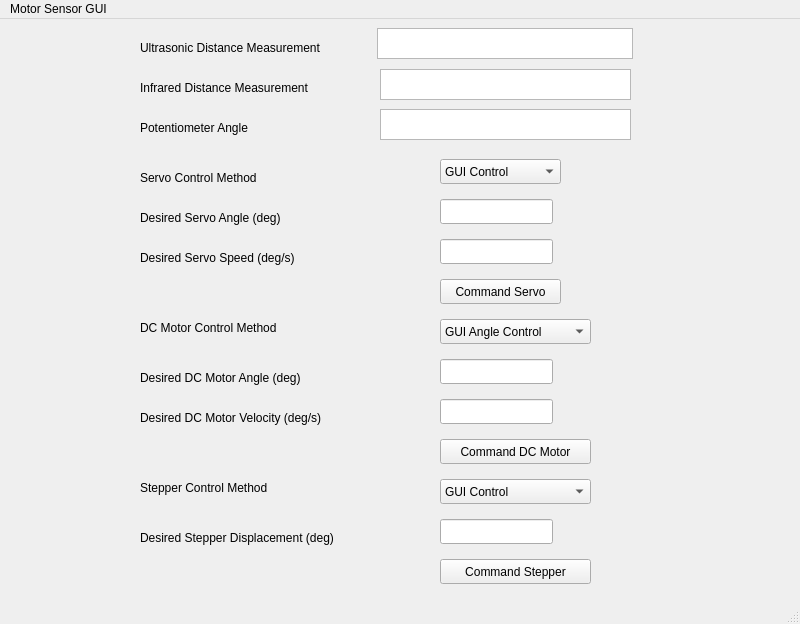
The window that motor_sensor_gui/motor_sensor_gui/mainwindow.ui (Sea-Cucumbers/motor_sensor_lab) describes before a commit, drawn with Qt 5.
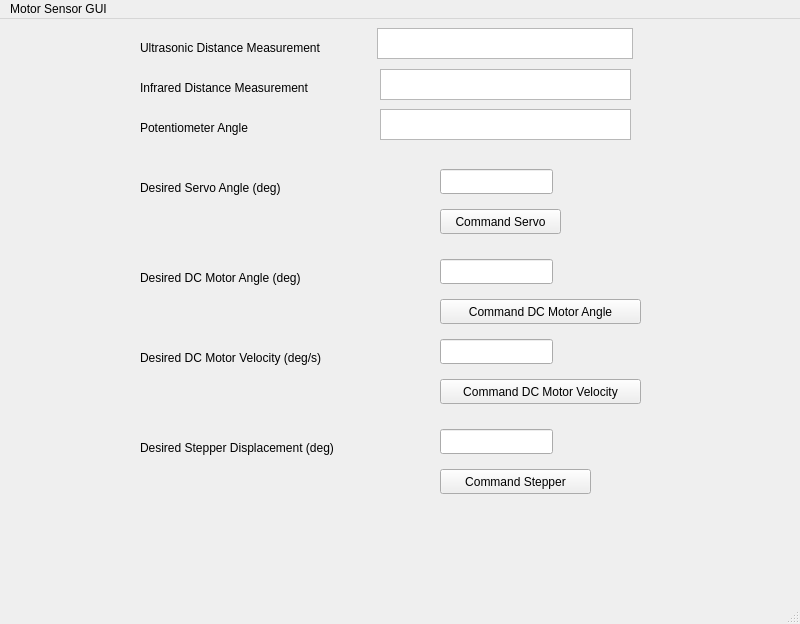
The same window after the commit.

Commit message: Commands seem to be getting to the arduino, but servo control isn't working

Diff of the .ui file:
```diff
--- a/motor_sensor_gui/motor_sensor_gui/mainwindow.ui
+++ b/motor_sensor_gui/motor_sensor_gui/mainwindow.ui
@@ -64,7 +64,7 @@
     <property name="geometry">
      <rect>
       <x>140</x>
-      <y>190</y>
+      <y>160</y>
       <width>211</width>
       <height>17</height>
      </rect>
@@ -73,34 +73,11 @@
      <string>Desired Servo Angle (deg)</string>
     </property>
    </widget>
-   <widget class="QLabel" name="servoSpeedLabel">
-    <property name="geometry">
-     <rect>
-      <x>140</x>
-      <y>230</y>
-      <width>201</width>
-      <height>17</height>
-     </rect>
-    </property>
-    <property name="text">
-     <string>Desired Servo Speed (deg/s)</string>
-    </property>
-   </widget>
-   <widget class="QLineEdit" name="servoSpeedLineEdit">
-    <property name="geometry">
-     <rect>
-      <x>440</x>
-      <y>220</y>
-      <width>113</width>
-      <height>25</height>
-     </rect>
-    </property>
-   </widget>
    <widget class="QLineEdit" name="dcVelocityLineEdit">
     <property name="geometry">
      <rect>
       <x>440</x>
-      <y>380</y>
+      <y>320</y>
       <width>113</width>
       <height>25</height>
      </rect>
@@ -110,7 +87,7 @@
     <property name="geometry">
      <rect>
       <x>140</x>
-      <y>350</y>
+      <y>250</y>
       <width>221</width>
       <height>17</height>
      </rect>
@@ -123,7 +100,7 @@
     <property name="geometry">
      <rect>
       <x>140</x>
-      <y>390</y>
+      <y>330</y>
       <width>241</width>
       <height>17</height>
      </rect>
@@ -136,7 +113,7 @@
     <property name="geometry">
      <rect>
       <x>440</x>
-      <y>340</y>
+      <y>240</y>
       <width>113</width>
       <height>25</height>
      </rect>
@@ -146,42 +123,17 @@
     <property name="geometry">
      <rect>
       <x>440</x>
-      <y>180</y>
+      <y>150</y>
       <width>113</width>
       <height>25</height>
      </rect>
     </property>
    </widget>
-   <widget class="QComboBox" name="dcComboBox">
-    <property name="geometry">
-     <rect>
-      <x>440</x>
-      <y>300</y>
-      <width>151</width>
-      <height>25</height>
-     </rect>
-    </property>
-    <item>
-     <property name="text">
-      <string>GUI Angle Control</string>
-     </property>
-    </item>
-    <item>
-     <property name="text">
-      <string>GUI Velocity Control</string>
-     </property>
-    </item>
-    <item>
-     <property name="text">
-      <string>Sensor Control</string>
-     </property>
-    </item>
-   </widget>
    <widget class="QPushButton" name="servoPushButton">
     <property name="geometry">
      <rect>
       <x>440</x>
-      <y>260</y>
+      <y>190</y>
       <width>121</width>
       <height>25</height>
      </rect>
@@ -190,103 +142,24 @@
      <string>Command Servo</string>
     </property>
    </widget>
-   <widget class="QComboBox" name="servoComboBox">
+   <widget class="QPushButton" name="dcVelocityPushButton">
     <property name="geometry">
      <rect>
       <x>440</x>
-      <y>140</y>
-      <width>121</width>
+      <y>360</y>
+      <width>201</width>
       <height>25</height>
      </rect>
     </property>
-    <item>
-     <property name="text">
-      <string>GUI Control</string>
-     </property>
-    </item>
-    <item>
-     <property name="text">
-      <string>Sensor Control</string>
-     </property>
-    </item>
-   </widget>
-   <widget class="QPushButton" name="dcPushButton">
-    <property name="geometry">
-     <rect>
-      <x>440</x>
-      <y>420</y>
-      <width>151</width>
-      <height>25</height>
-     </rect>
-    </property>
     <property name="text">
-     <string>Command DC Motor</string>
-    </property>
-   </widget>
-   <widget class="QLabel" name="servoMethodLabel">
-    <property name="geometry">
-     <rect>
-      <x>140</x>
-      <y>150</y>
-      <width>181</width>
-      <height>17</height>
-     </rect>
-    </property>
-    <property name="text">
-     <string>Servo Control Method</string>
-    </property>
-   </widget>
-   <widget class="QLabel" name="dcMethodLabel">
-    <property name="geometry">
-     <rect>
-      <x>140</x>
-      <y>300</y>
-      <width>181</width>
-      <height>17</height>
-     </rect>
-    </property>
-    <property name="text">
-     <string>DC Motor Control Method</string>
-    </property>
-   </widget>
-   <widget class="QComboBox" name="stepperComboBox">
-    <property name="geometry">
-     <rect>
-      <x>440</x>
-      <y>460</y>
-      <width>151</width>
-      <height>25</height>
-     </rect>
-    </property>
-    <item>
-     <property name="text">
-      <string>GUI Control</string>
-     </property>
-    </item>
-    <item>
-     <property name="text">
-      <string>Sensor Control</string>
-     </property>
-    </item>
-   </widget>
-   <widget class="QLabel" name="stepperMethodLabel">
-    <property name="geometry">
-     <rect>
-      <x>140</x>
-      <y>460</y>
-      <width>181</width>
-      <height>17</height>
-     </rect>
-    </property>
-    <property name="text">
-     <string>Stepper Control Method</string>
+     <string>Command DC Motor Velocity</string>
     </property>
    </widget>
    <widget class="QLineEdit" name="stepperDisplacementLineEdit">
     <property name="geometry">
      <rect>
       <x>440</x>
-      <y>500</y>
+      <y>410</y>
       <width>113</width>
       <height>25</height>
      </rect>
@@ -296,7 +169,7 @@
     <property name="geometry">
      <rect>
       <x>140</x>
-      <y>510</y>
+      <y>420</y>
       <width>261</width>
       <height>17</height>
      </rect>
@@ -309,7 +182,7 @@
     <property name="geometry">
      <rect>
       <x>440</x>
-      <y>540</y>
+      <y>450</y>
       <width>151</width>
       <height>25</height>
      </rect>
@@ -341,6 +214,19 @@
      </rect>
     </property>
    </widget>
+   <widget class="QPushButton" name="dcAnglePushButton">
+    <property name="geometry">
+     <rect>
+      <x>440</x>
+      <y>280</y>
+      <width>201</width>
+      <height>25</height>
+     </rect>
+    </property>
+    <property name="text">
+     <string>Command DC Motor Angle</string>
+    </property>
+   </widget>
   </widget>
   <widget class="QMenuBar" name="menubar">
    <property name="geometry">
```
The commit also changes 3 other files.
